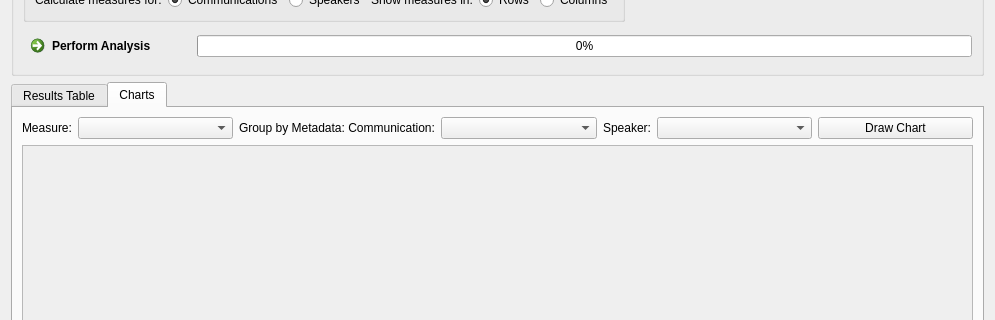
This is app/statistics/temporal/AnalyserTemporalWidget.ui in praaline/Praaline as Qt 5 draws it before an edit; both pictures show x 0 to 995 and y 163 to 483 of the 995 by 643 pixel window. The edited form follows.
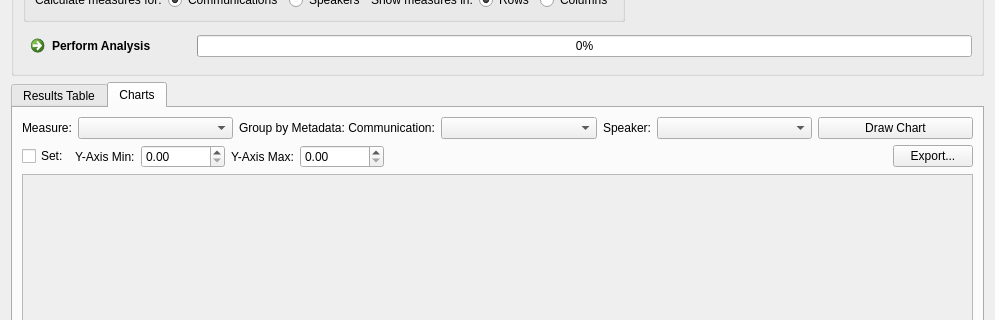
This is the edited form. The open tabs and pages were chosen to show the change. Custom widgets are drawn as their Qt base class.

Patch:
```diff
--- a/app/statistics/temporal/AnalyserTemporalWidget.ui
+++ b/app/statistics/temporal/AnalyserTemporalWidget.ui
@@ -321,6 +321,77 @@
         </layout>
        </item>
        <item row="1" column="0">
+        <layout class="QGridLayout" name="gridLayoutYMinMax">
+         <item row="0" column="1">
+          <widget class="QLabel" name="labelMeasureYMin">
+           <property name="sizePolicy">
+            <sizepolicy hsizetype="Fixed" vsizetype="Preferred">
+             <horstretch>0</horstretch>
+             <verstretch>0</verstretch>
+            </sizepolicy>
+           </property>
+           <property name="text">
+            <string>Y-Axis Min:</string>
+           </property>
+          </widget>
+         </item>
+         <item row="0" column="4">
+          <widget class="QDoubleSpinBox" name="doubleSpinBoxYMax">
+           <property name="maximum">
+            <double>1000000000000.000000000000000</double>
+           </property>
+          </widget>
+         </item>
+         <item row="0" column="5">
+          <spacer name="horizontalSpacerChartMinMax">
+           <property name="orientation">
+            <enum>Qt::Horizontal</enum>
+           </property>
+           <property name="sizeHint" stdset="0">
+            <size>
+             <width>40</width>
+             <height>20</height>
+            </size>
+           </property>
+          </spacer>
+         </item>
+         <item row="0" column="6">
+          <widget class="QPushButton" name="commandExportChart">
+           <property name="text">
+            <string>Export...</string>
+           </property>
+          </widget>
+         </item>
+         <item row="0" column="2">
+          <widget class="QDoubleSpinBox" name="doubleSpinBoxYMin">
+           <property name="maximum">
+            <double>1000000000000.000000000000000</double>
+           </property>
+          </widget>
+         </item>
+         <item row="0" column="3">
+          <widget class="QLabel" name="labelMeasureYMax">
+           <property name="sizePolicy">
+            <sizepolicy hsizetype="Fixed" vsizetype="Preferred">
+             <horstretch>0</horstretch>
+             <verstretch>0</verstretch>
+            </sizepolicy>
+           </property>
+           <property name="text">
+            <string>Y-Axis Max:</string>
+           </property>
+          </widget>
+         </item>
+         <item row="0" column="0">
+          <widget class="QCheckBox" name="checkBoxSetYMinMax">
+           <property name="text">
+            <string>Set:</string>
+           </property>
+          </widget>
+         </item>
+        </layout>
+       </item>
+       <item row="2" column="0">
         <widget class="QScrollArea" name="scrollArea">
          <property name="widgetResizable">
           <bool>true</bool>
@@ -331,7 +402,7 @@
             <x>0</x>
             <y>0</y>
             <width>953</width>
-            <height>306</height>
+            <height>275</height>
            </rect>
           </property>
           <layout class="QGridLayout" name="gridLayoutChart">
```
Left out of the diff: 13 changed lines with no effect on the pictures.
